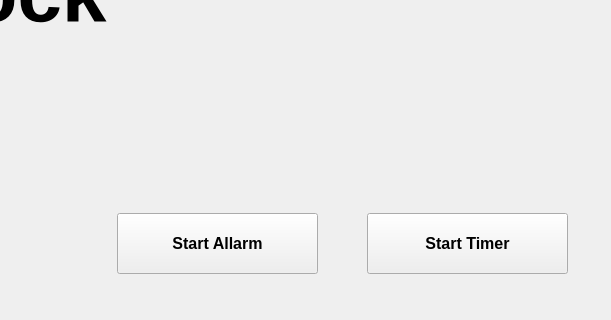
Pennelli02/Timer, file clockwindow.ui: the form before one commit; both pictures show x 583 to 1194 and y 277 to 597 of the 1194 by 597 pixel window.
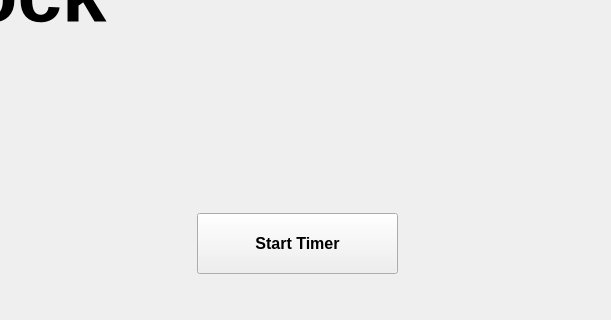
The form after the commit.

Commit message: remove button about allarm

```diff
--- a/clockwindow.ui
+++ b/clockwindow.ui
@@ -79,7 +79,7 @@
   <widget class="QPushButton" name="openTimer">
    <property name="geometry">
     <rect>
-     <x>950</x>
+     <x>780</x>
      <y>490</y>
      <width>201</width>
      <height>61</height>
@@ -114,25 +114,6 @@
     <string>Format Clock</string>
    </property>
   </widget>
-  <widget class="QPushButton" name="openAllarm">
-   <property name="geometry">
-    <rect>
-     <x>700</x>
-     <y>490</y>
-     <width>201</width>
-     <height>61</height>
-    </rect>
-   </property>
-   <property name="font">
-    <font>
-     <pointsize>12</pointsize>
-     <bold>true</bold>
-    </font>
-   </property>
-   <property name="text">
-    <string>Start Allarm</string>
-   </property>
-  </widget>
  </widget>
  <resources/>
  <connections/>
```
The commit also changes 16 other files.
